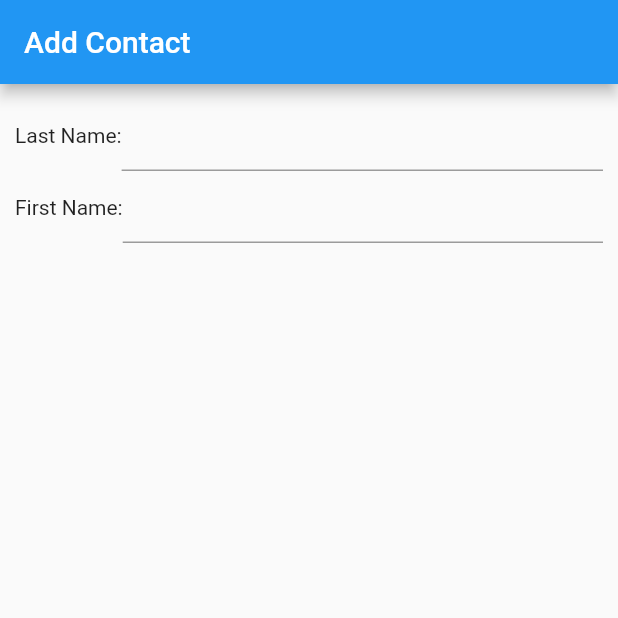
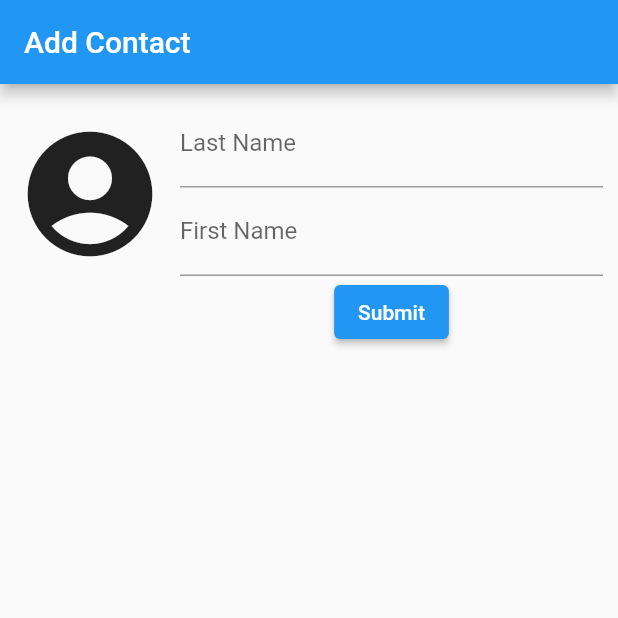
Before and after one commit to AY2020-2021-CpE-OJT/abellar-task-003, a Flutter app: the screen it shows after launch, on a phone screen of 412 x 824 dp, the top half of it. Run offline on Flutter 3.47's test engine with Material 2 defaults, Android fonts, the phone set to English and light mode, and no system bars.

Commit message:
Change Text Field to Text Form Field and Add Contact Icon

```diff
--- a/lib/main.dart
+++ b/lib/main.dart
@@ -18,11 +18,13 @@ class InputForm extends StatefulWidget {
 }
 
 class _InputFormState extends State<InputForm> {
-  final phonebookController = TextEditingController();
+  final lastNameCtrlr = TextEditingController();
+  final firstNameCtrlr = TextEditingController();
+  final _formKey = GlobalKey<FormState>();
 
   @override
   void dispose() {
-    phonebookController.dispose();
+    lastNameCtrlr.dispose();
     super.dispose();
   }
 
@@ -35,27 +37,49 @@ class _InputFormState extends State<InputForm> {
       body: Container(
         padding: const EdgeInsets.all(10.0),
         child: Column(
-
           children: [
             Row(
               children: [
-                Text('Last Name:'),
+                Padding(
+                  padding: const EdgeInsets.only(bottom: 40.0, right: 10.0),
+                  child: Icon(Icons.account_circle_rounded, size: 100.0),
+                ),
                 Expanded(
-                    child: TextField(
-                  decoration: InputDecoration(
-                    border: UnderlineInputBorder(),
+                  child: Column(
+                    children: [
+                      TextFormField(
+                        decoration: InputDecoration(
+                          border: UnderlineInputBorder(),
+                          labelText: 'Last Name',
+                        ),
+                        controller: lastNameCtrlr,
+                      ),
+                      TextFormField(
+                        decoration: InputDecoration(
+                          border: UnderlineInputBorder(),
+                          labelText: 'First Name',
+                        ),
+                        controller: firstNameCtrlr,
+                      ),
+                      ElevatedButton(
+                        onPressed: () {
+                          showDialog(
+                            context: context,
+                            builder: (context) {
+                              return AlertDialog(
+                                // Retrieve the text the that user has entered by using the
+                                // TextEditingController.
+                                content:
+                                    Text('Last Name: ${lastNameCtrlr.text}'),
+                              );
+                            },
+                          );
+                        },
+                        child: Text('Submit'),
+                      )
+                    ],
                   ),
-                )),
-              ],
-            ),Row(
-              children: [
-                Text('First Name:'),
-                Expanded(
-                    child: TextField(
-                  decoration: InputDecoration(
-                    border: UnderlineInputBorder(),
-                  ),
-                )),
+                ),
               ],
             ),
           ],
```
